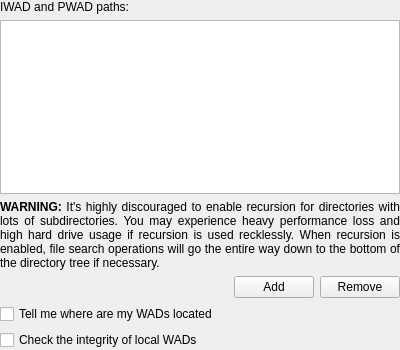
First picture: the form in src/core/gui/configuration/cfgfilepaths.ui, repository drfrag666/doomseeker-unofficial, before the edit.
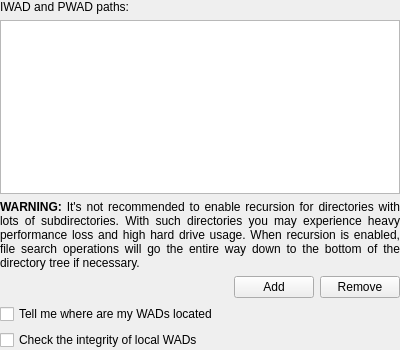
Second picture: the form after the edit. Icons and pictures are not drawn.

Commit message: - Rephrase the file search recursion warning to not sound hostile, ie. say "not recommended" instead of "highly discouraged" and avoid telling the user that their behavior is reckless.

```diff
--- a/src/core/gui/configuration/cfgfilepaths.ui
+++ b/src/core/gui/configuration/cfgfilepaths.ui
@@ -58,7 +58,7 @@
    <item>
     <widget class="QLabel" name="label_2">
      <property name="text">
-      <string>&lt;html&gt;&lt;head/&gt;&lt;body&gt;&lt;p align=&quot;justify&quot;&gt;&lt;span style=&quot; font-weight:600;&quot;&gt;WARNING: &lt;/span&gt;It's highly discouraged to enable recursion for directories with lots of subdirectories. You may experience heavy performance loss and high hard drive usage if recursion is used recklessly. When recursion is enabled, file search operations will go the entire way down to the bottom of the directory tree if necessary.&lt;/p&gt;&lt;/body&gt;&lt;/html&gt;</string>
+      <string>&lt;html&gt;&lt;head/&gt;&lt;body&gt;&lt;p align=&quot;justify&quot;&gt;&lt;span style=&quot; font-weight:600;&quot;&gt;WARNING: &lt;/span&gt;It's not recommended to enable recursion for directories with lots of subdirectories. With such directories you may experience heavy performance loss and high hard drive usage. When recursion is enabled, file search operations will go the entire way down to the bottom of the directory tree if necessary.&lt;/p&gt;&lt;/body&gt;&lt;/html&gt;</string>
      </property>
      <property name="wordWrap">
       <bool>true</bool>
```
